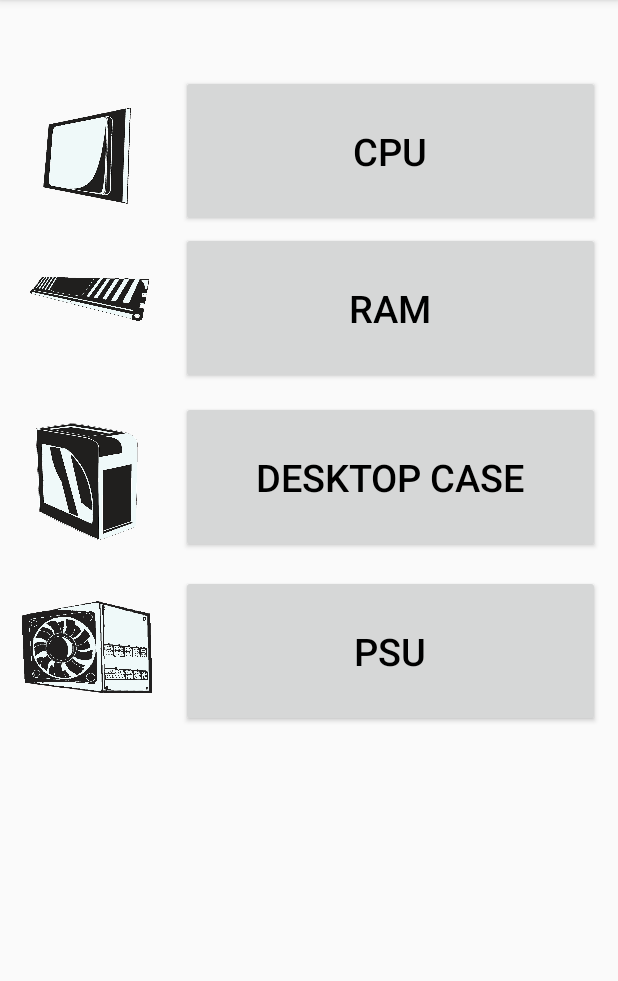
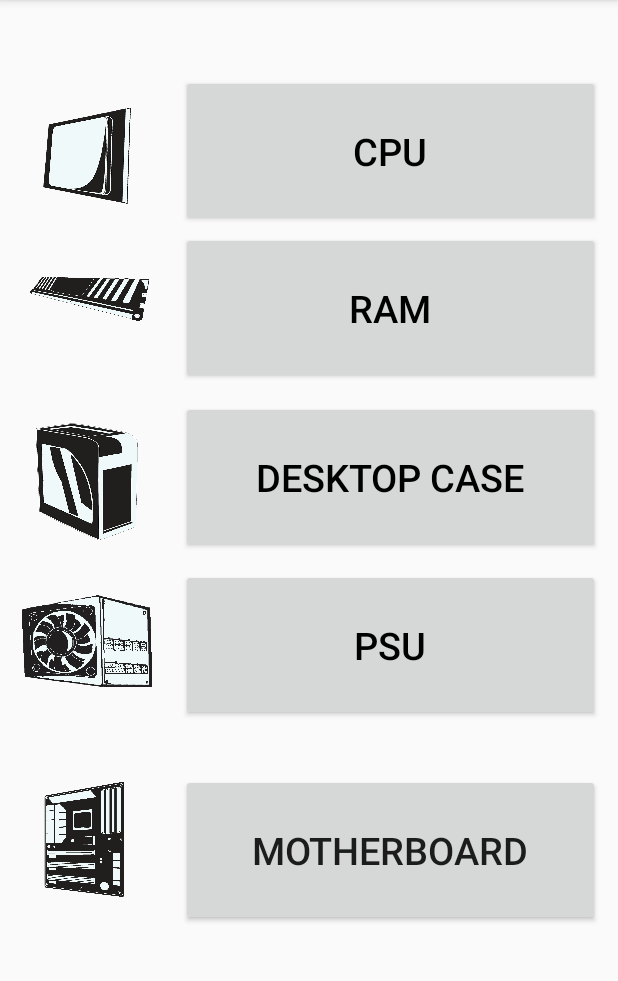
Before and after one commit to PratigyaShakya/DIYPC, an Android app: the ListPartsBuilder screen opened directly, with no data from a screen before it, on a phone screen of 412 x 824 dp, the part 84-1065 px from its top. Run offline under Robolectric (Android 15) with nearby library versions, the phone set to English and light mode, and no system bars.

Commit message:
Added new button and imageView on Parts builder

```diff
--- a/app/src/main/res/layout/activity_list_part_builder.xml
+++ b/app/src/main/res/layout/activity_list_part_builder.xml
@@ -77,32 +77,58 @@
         app:layout_constraintStart_toStartOf="@+id/tv_cpu"
         app:layout_constraintTop_toBottomOf="@+id/tv_cpu" />
 
+    <Button
+        android:id="@+id/tv_psu"
+        android:layout_width="279dp"
+        android:layout_height="101dp"
+        android:layout_marginTop="228dp"
+        android:text="PSU"
+        android:textColor="@android:color/black"
+        android:textSize="25sp"
+        app:layout_constraintBottom_toBottomOf="parent"
+        app:layout_constraintEnd_toEndOf="@+id/tv_cpu"
+        app:layout_constraintHorizontal_bias="1.0"
+        app:layout_constraintStart_toStartOf="@+id/tv_cpu"
+        app:layout_constraintTop_toBottomOf="@+id/tv_cpu"
+        app:layout_constraintVertical_bias="0.0" />
+
     <ImageView
         android:id="@+id/psu"
         android:layout_width="100dp"
         android:layout_height="100dp"
-        android:layout_marginTop="232dp"
+        android:layout_marginTop="228dp"
+        android:src="@drawable/psu"
         app:layout_constraintEnd_toEndOf="@+id/cpu_logo"
         app:layout_constraintHorizontal_bias="0.0"
         app:layout_constraintStart_toStartOf="@+id/cpu_logo"
+        app:layout_constraintTop_toBottomOf="@+id/cpu_logo" />
+
+    <ImageView
+        android:id="@+id/motherboard"
+        android:layout_width="100dp"
+        android:layout_height="100dp"
+        app:layout_constraintBottom_toBottomOf="parent"
+        app:layout_constraintEnd_toStartOf="@+id/tv_cpu"
+        app:layout_constraintHorizontal_bias="0.0"
+        app:layout_constraintStart_toStartOf="@+id/cpu_logo"
         app:layout_constraintTop_toBottomOf="@+id/cpu_logo"
-        android:src="@drawable/psu" />
+        app:layout_constraintVertical_bias="0.706"
+        app:srcCompat="@drawable/mobo" />
 
     <Button
-        android:id="@+id/tv_psu"
+        android:id="@+id/buttonMotherboard"
         android:layout_width="279dp"
         android:layout_height="101dp"
-        android:layout_marginTop="232dp"
-        android:text="PSU"
-        android:textColor="@android:color/black"
+        android:text="Motherboard"
         android:textSize="25sp"
+        app:layout_constraintBottom_toBottomOf="parent"
         app:layout_constraintEnd_toEndOf="@+id/tv_cpu"
         app:layout_constraintHorizontal_bias="1.0"
         app:layout_constraintStart_toStartOf="@+id/tv_cpu"
-        app:layout_constraintTop_toBottomOf="@+id/tv_cpu" />
+        app:layout_constraintTop_toBottomOf="@+id/tv_cpu"
+        app:layout_constraintVertical_bias="0.707" />
 
 
     />
 
-
 </androidx.constraintlayout.widget.ConstraintLayout>
```
